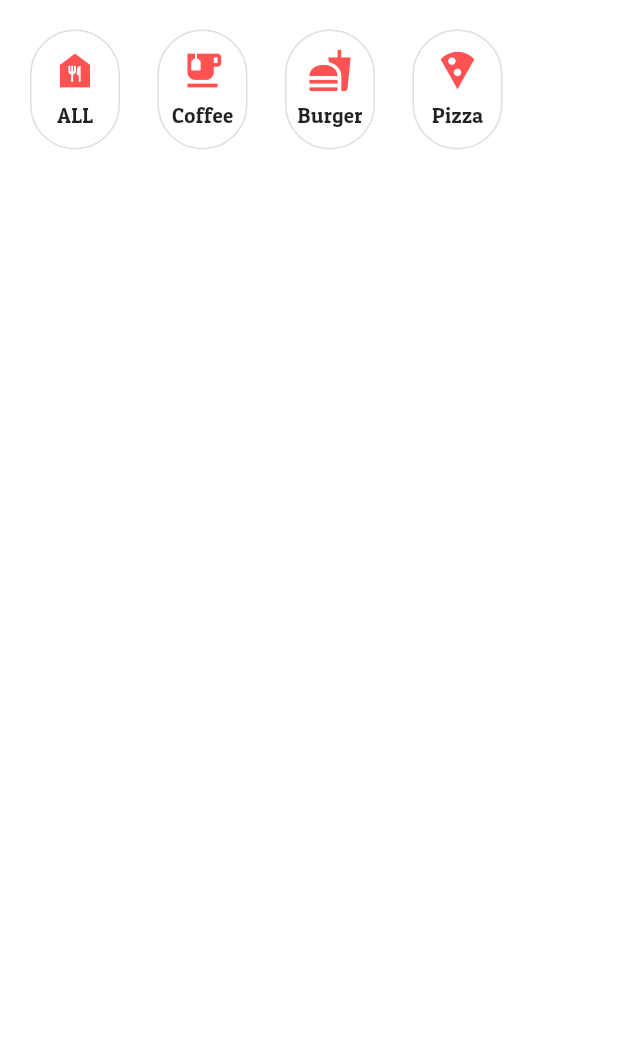
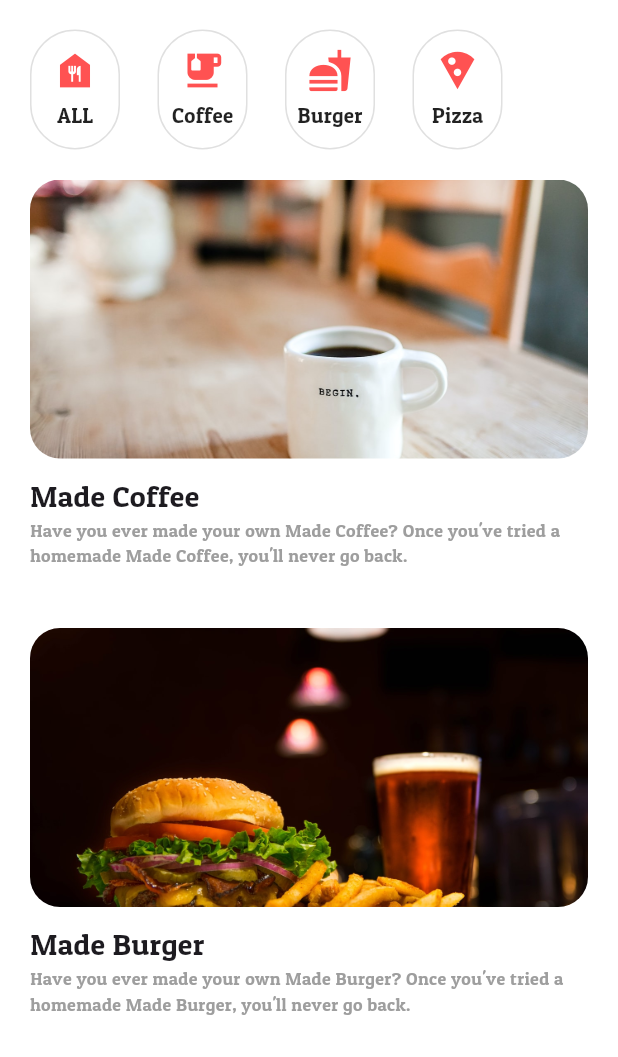
Before and after one commit to EungBug/flutter_ui, a Flutter app: the screen it shows after launch, on a phone screen of 412 x 824 dp, the part 179-1236 px from its top. Run offline on Flutter 3.47's test engine with Material 3 defaults, Android fonts, the phone set to English and light mode, and no system bars.

Commit message:
💄 recipe list ui 구현

```diff
--- a/recipe_app/lib/components/recipe_list_item.dart
+++ b/recipe_app/lib/components/recipe_list_item.dart
@@ -12,6 +12,37 @@ class RecipeListItem extends StatelessWidget {
 
   @override
   Widget build(BuildContext context) {
-    return Container();
+    return Padding(
+      padding: const EdgeInsets.symmetric(vertical: 20),
+      child: Column(
+        crossAxisAlignment: CrossAxisAlignment.start,
+        children: [
+          AspectRatio(
+            aspectRatio: 2 / 1,
+            child: ClipRRect(
+              borderRadius: BorderRadius.circular(20),
+              child: Image.asset(
+                "assets/images/$imageName.jpeg",
+                fit: BoxFit.cover,
+              ),
+            ),
+          ),
+          const SizedBox(
+            height: 10,
+          ),
+          Text(
+            title,
+            style: const TextStyle(fontSize: 20),
+          ),
+          Text(
+            "Have you ever made your own $title? Once you've tried a homemade $title, you'll never go back.",
+            style: const TextStyle(
+              fontSize: 12,
+              color: Colors.grey,
+            ),
+          ),
+        ],
+      ),
+    );
   }
 }
--- a/recipe_app/lib/pages/recipe_page.dart
+++ b/recipe_app/lib/pages/recipe_page.dart
@@ -12,15 +12,14 @@ class RecipePage extends StatelessWidget {
     return Scaffold(
       backgroundColor: Colors.white,
       appBar: _buildRecipeAppBar(),
-      body: const Padding(
-        padding: EdgeInsets.symmetric(horizontal: 20),
-        child: Column(
-          crossAxisAlignment: CrossAxisAlignment.start,
-          children: [
+      body: Padding(
+        padding: const EdgeInsets.symmetric(horizontal: 20),
+        child: ListView(
+          children: const [
             RecipeTitle(),
             RecipeMenu(),
             RecipeListItem(
-              imageName: "coffe",
+              imageName: "coffee",
               title: "Made Coffee",
             ),
             RecipeListItem(
```
